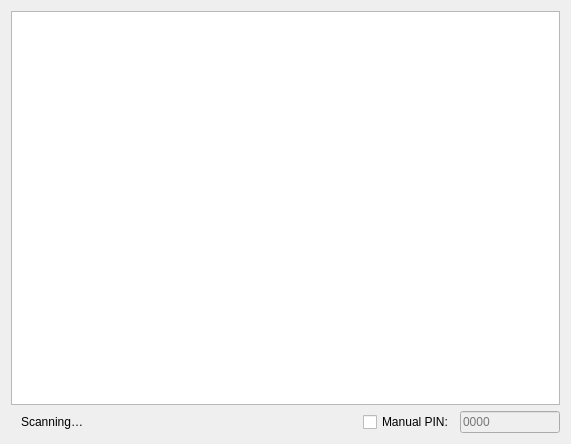
KDE/bluedevil, file src/wizard/pages/discover.ui: the form before one commit.
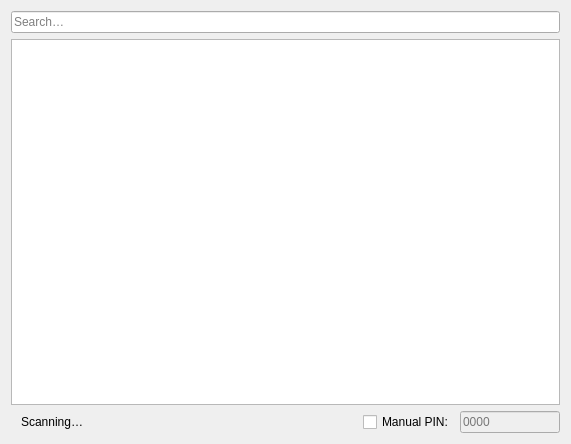
The form after the commit. Custom widgets are drawn as their Qt base class.

Commit message:
Add search field to Bluetooth discovery dialog
If there's lots of devices around, it can be hard to find
the one you're looking for.

```diff
--- a/src/wizard/pages/discover.ui
+++ b/src/wizard/pages/discover.ui
@@ -13,6 +13,16 @@
   <layout class="QVBoxLayout" name="verticalLayout_2">
    <item>
     <layout class="QVBoxLayout" name="verticalLayout">
+     <item>
+      <widget class="QLineEdit" name="searchField">
+       <property name="placeholderText">
+        <string>Search…</string>
+       </property>
+       <property name="clearButtonEnabled">
+        <bool>true</bool>
+       </property>
+      </widget>
+     </item>
      <item>
       <widget class="QListView" name="deviceView">
        <property name="iconSize">
```
The commit also changes 2 other files.
